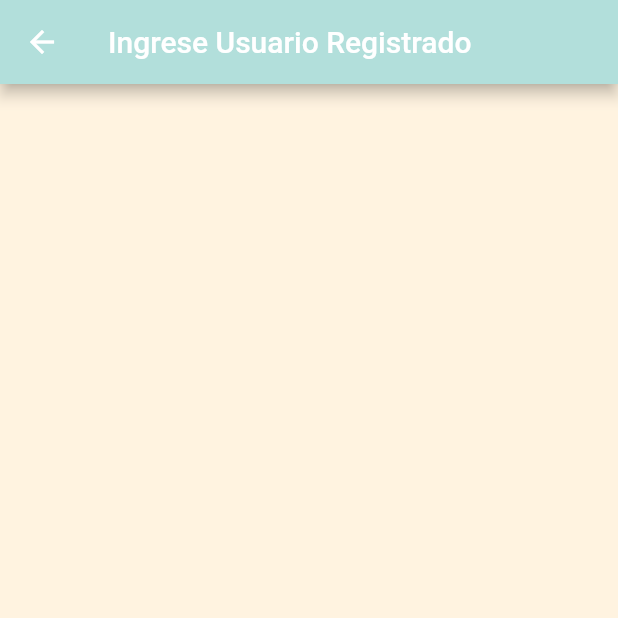
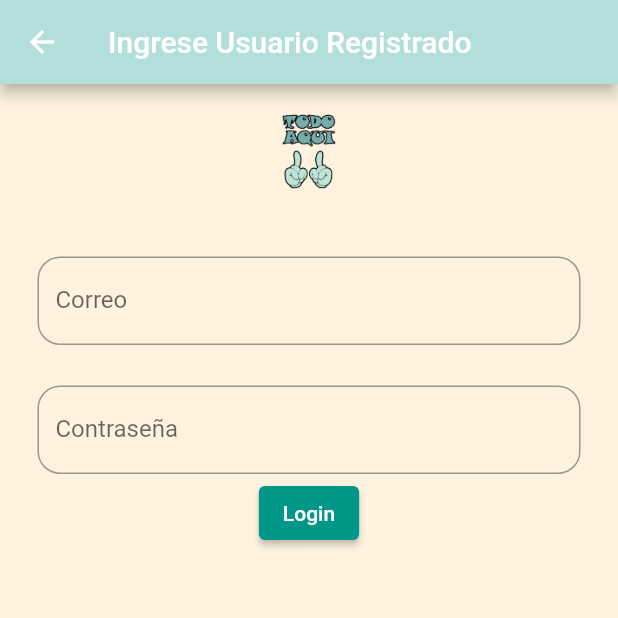
Before and after one commit to johnsgiraldo/AppTodoAqui, a Flutter app: the Login screen opened directly, on a phone screen of 412 x 824 dp, the top half of it. Run offline on Flutter 3.47's test engine with Material 2 defaults, Android fonts, the phone set to English and light mode, and no system bars; our stand-ins replace carousel_slider, cloud_firestore, firebase_core; accounts and stored records are empty.

Commit message:
Registro de Usuario v2

```diff
--- a/lib/Usuarios/GestionUsuario.dart
+++ b/lib/Usuarios/GestionUsuario.dart
@@ -1,6 +1,8 @@
 
 import 'package:flutter/material.dart';
+import 'package:todoaqui/Usuarios/Login.dart';
 import 'RegistroUsuario.dart';
+import 'Login.dart';
 
 class GestionUsuario extends StatefulWidget{
   @override
@@ -61,6 +63,8 @@ class GestionUsuarioApp extends State<GestionUsuario>{
             Padding(padding: EdgeInsets.only(left: 5,top: 10,right: 20,bottom: 0),
               child: Center(
                 child: ElevatedButton(onPressed: (){
+                  Navigator.push(context,
+                      MaterialPageRoute(builder: (_) => Login()));
                 },
                   style: ElevatedButton.styleFrom(minimumSize: Size(200, 45),primary: Colors.teal),
                   child: Text("Login"),
--- a/lib/Usuarios/Login.dart
+++ b/lib/Usuarios/Login.dart
@@ -1,5 +1,7 @@
 
 import 'package:flutter/material.dart';
+import 'package:cloud_firestore/cloud_firestore.dart';
+import 'package:todoaqui/main.dart';
 
 class Login extends StatefulWidget{
   @override
@@ -7,6 +9,39 @@ class Login extends StatefulWidget{
 }
 
 class LoginApp extends State<Login>{
+  TextEditingController correo=TextEditingController();
+  TextEditingController pass=TextEditingController();
+
+  validarDatos() async{
+    try{
+      CollectionReference ref=FirebaseFirestore.instance.collection("Usuarios");
+      QuerySnapshot usuario=await ref.get();
+
+      if(usuario.docs.length !=0){
+        int flag=0;
+        for(var cursor in usuario.docs){
+          //print(cursor.get("Correo"));
+          if(cursor.get("Correo")==correo.text){
+            //print("Correo encontrado");
+            if(cursor.get("Contraseña")==pass.text){
+              print("Usuario encontrado");
+              Navigator.push(context,
+                  MaterialPageRoute(builder: (_) => Home()));
+            }
+          }
+        }
+        if(flag==0){
+          print("Correo NO encontrado");
+        }
+      }else{
+        print("Coleccion vacia");
+      }
+    }catch(e){
+
+    }
+  }
+
+
   @override
   Widget build(BuildContext context){
 
@@ -16,6 +51,64 @@ class LoginApp extends State<Login>{
         title: Text("Ingrese Usuario Registrado"),
         backgroundColor: Colors.teal[100],
       ),
+      body: SingleChildScrollView(
+        child: Column(
+          children: [
+            Padding(padding: EdgeInsets.all(20),
+            child: Center(
+              child: Container(
+                width: 50,
+                height: 50,
+                child: Image.asset('image/logo.png'),
+              ),
+            ),
+            ),
+            Padding(
+              padding: EdgeInsets.only(left: 25, top: 25, right: 25, bottom: 2),
+              child: TextField(
+                controller: correo,
+                decoration: InputDecoration(
+                    border: OutlineInputBorder(
+                        borderRadius: BorderRadius.circular(15)
+                    ),
+                    labelText: 'Correo',
+                    hintText: 'Digite Correo'),
+              ),
+            ),
+            Padding(
+              padding: EdgeInsets.only(left: 25, top: 25, right: 25, bottom: 2),
+              child: TextField(
+                controller: pass,
+                obscureText: true,
+                decoration: InputDecoration(
+                    border: OutlineInputBorder(
+                        borderRadius: BorderRadius.circular(15)
+                    ),
+                    labelText: 'Contraseña',
+                    hintText: 'Digite Contraseña'),
+              ),
+            ),
+            Padding(
+                padding: EdgeInsets.only(),
+                child: ElevatedButton(
+                  onPressed: () {
+                    validarDatos();
+
+                    /*registroUsers();
+                    nombre.clear();
+                    correo.clear();
+                    telefono.clear();
+                    contrasena.clear();*/
+                    print('Presione el boton');
+                  },
+                  child: Text('Login'),
+                  style: ElevatedButton.styleFrom(
+                    primary: Colors.teal,
+                  ),
+                )),
+          ],
+        ),
+      ),
     );
   }
 }
```
